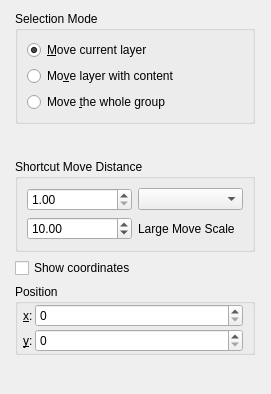
This is plugins/tools/basictools/wdgmovetool.ui in KDE/krita as Qt 5 draws it before an edit. The edited form follows.
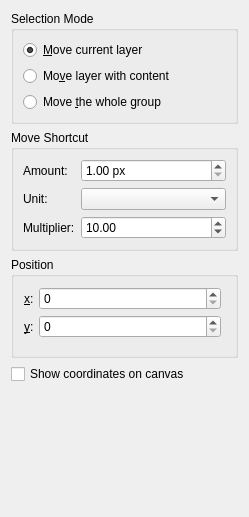
This is the edited form. Custom widgets are drawn as their Qt base class.

Commit message: update the move tool options to have a more flexible and smaller width. also simplified the labels slightly

Diff of the .ui file:
```diff
--- a/plugins/tools/basictools/wdgmovetool.ui
+++ b/plugins/tools/basictools/wdgmovetool.ui
@@ -6,13 +6,19 @@
    <rect>
     <x>0</x>
     <y>0</y>
-    <width>271</width>
-    <height>394</height>
+    <width>245</width>
+    <height>517</height>
    </rect>
   </property>
-  <layout class="QGridLayout" name="gridLayout">
-   <item row="0" column="0">
+  <layout class="QVBoxLayout" name="verticalLayout">
+   <item>
     <widget class="QGroupBox" name="grpSelectionMethod">
+     <property name="minimumSize">
+      <size>
+       <width>221</width>
+       <height>101</height>
+      </size>
+     </property>
      <property name="title">
       <string>Selection Mode</string>
      </property>
@@ -56,36 +62,26 @@
      </layout>
     </widget>
    </item>
-   <item row="1" column="0">
-    <widget class="QWidget" name="SpecialSpacer" native="true"/>
-   </item>
-   <item row="2" column="0">
+   <item>
     <widget class="QGroupBox" name="grpMoveStep">
+     <property name="minimumSize">
+      <size>
+       <width>227</width>
+       <height>91</height>
+      </size>
+     </property>
      <property name="title">
-      <string>Shortcut Move Distance</string>
+      <string>Move Shortcut</string>
      </property>
      <layout class="QGridLayout" name="gridLayout_3">
-      <item row="0" column="0">
-       <widget class="KisDoubleParseSpinBox" name="spinMoveStep">
-        <property name="toolTip">
-         <string>Number of pixels to move after move shortcut keypress.</string>
-        </property>
-        <property name="minimum">
-         <double>1.000000000000000</double>
-        </property>
-        <property name="maximum">
-         <double>100000.000000000000000</double>
-        </property>
-        <property name="value">
-         <double>1.000000000000000</double>
-        </property>
-       </widget>
-      </item>
-      <item row="0" column="1">
-       <widget class="QComboBox" name="cmbUnit"/>
-      </item>
-      <item row="1" column="0">
+      <item row="2" column="1">
        <widget class="KisDoubleParseSpinBox" name="spinMoveScale">
+        <property name="sizePolicy">
+         <sizepolicy hsizetype="Preferred" vsizetype="Fixed">
+          <horstretch>0</horstretch>
+          <verstretch>0</verstretch>
+         </sizepolicy>
+        </property>
         <property name="toolTip">
          <string>When holding shift, move keyboard shortcuts scale up by this amount.</string>
         </property>
@@ -100,38 +96,88 @@
         </property>
        </widget>
       </item>
-      <item row="1" column="1">
+      <item row="2" column="0">
        <widget class="QLabel" name="scaleLabel">
+        <property name="sizePolicy">
+         <sizepolicy hsizetype="Fixed" vsizetype="Preferred">
+          <horstretch>0</horstretch>
+          <verstretch>0</verstretch>
+         </sizepolicy>
+        </property>
         <property name="text">
-         <string>Large Move Scale</string>
+         <string>Multiplier:</string>
+        </property>
+       </widget>
+      </item>
+      <item row="1" column="1">
+       <widget class="QComboBox" name="cmbUnit"/>
+      </item>
+      <item row="0" column="1">
+       <widget class="KisDoubleParseSpinBox" name="spinMoveStep">
+        <property name="sizePolicy">
+         <sizepolicy hsizetype="Preferred" vsizetype="Fixed">
+          <horstretch>0</horstretch>
+          <verstretch>0</verstretch>
+         </sizepolicy>
+        </property>
+        <property name="toolTip">
+         <string>Number of pixels to move after move shortcut keypress.</string>
+        </property>
+        <property name="suffix">
+         <string> px</string>
+        </property>
+        <property name="minimum">
+         <double>1.000000000000000</double>
+        </property>
+        <property name="maximum">
+         <double>100000.000000000000000</double>
+        </property>
+        <property name="value">
+         <double>1.000000000000000</double>
+        </property>
+       </widget>
+      </item>
+      <item row="0" column="0">
+       <widget class="QLabel" name="label">
+        <property name="sizePolicy">
+         <sizepolicy hsizetype="Fixed" vsizetype="Preferred">
+          <horstretch>0</horstretch>
+          <verstretch>0</verstretch>
+         </sizepolicy>
+        </property>
+        <property name="text">
+         <string>Amount:</string>
+        </property>
+       </widget>
+      </item>
+      <item row="1" column="0">
+       <widget class="QLabel" name="label_2">
+        <property name="sizePolicy">
+         <sizepolicy hsizetype="Fixed" vsizetype="Preferred">
+          <horstretch>0</horstretch>
+          <verstretch>0</verstretch>
+         </sizepolicy>
+        </property>
+        <property name="text">
+         <string>Unit:</string>
         </property>
        </widget>
       </item>
      </layout>
     </widget>
    </item>
-   <item row="3" column="0">
-    <widget class="QCheckBox" name="chkShowCoordinates">
-     <property name="toolTip">
-      <string>Show coordinates on canvas</string>
-     </property>
-     <property name="text">
-      <string>Show coordinates</string>
-     </property>
-    </widget>
-   </item>
-   <item row="4" column="0">
+   <item>
     <widget class="QGroupBox" name="moveGroup">
      <property name="sizePolicy">
-      <sizepolicy hsizetype="Fixed" vsizetype="Fixed">
+      <sizepolicy hsizetype="Preferred" vsizetype="Fixed">
        <horstretch>0</horstretch>
        <verstretch>0</verstretch>
       </sizepolicy>
      </property>
      <property name="minimumSize">
       <size>
-       <width>240</width>
-       <height>70</height>
+       <width>100</width>
+       <height>101</height>
       </size>
      </property>
      <property name="title">
@@ -148,13 +194,13 @@
      </property>
      <layout class="QVBoxLayout" name="verticalLayout_11">
       <property name="spacing">
-       <number>2</number>
+       <number>5</number>
       </property>
       <property name="leftMargin">
        <number>5</number>
       </property>
       <property name="topMargin">
-       <number>0</number>
+       <number>5</number>
       </property>
       <property name="bottomMargin">
        <number>0</number>
@@ -164,6 +210,18 @@
         <property name="fieldGrowthPolicy">
          <enum>QFormLayout::AllNonFixedFieldsGrow</enum>
         </property>
+        <property name="leftMargin">
+         <number>5</number>
+        </property>
+        <property name="topMargin">
+         <number>5</number>
+        </property>
+        <property name="rightMargin">
+         <number>5</number>
+        </property>
+        <property name="bottomMargin">
+         <number>5</number>
+        </property>
         <item row="0" column="0">
          <widget class="QLabel" name="label_offsetX">
           <property name="sizePolicy">
@@ -189,7 +247,7 @@
         <item row="0" column="1">
          <widget class="KisIntParseSpinBox" name="translateXBox">
           <property name="sizePolicy">
-           <sizepolicy hsizetype="Minimum" vsizetype="Fixed">
+           <sizepolicy hsizetype="Preferred" vsizetype="Fixed">
             <horstretch>0</horstretch>
             <verstretch>0</verstretch>
            </sizepolicy>
@@ -205,7 +263,7 @@
         <item row="2" column="1">
          <widget class="KisIntParseSpinBox" name="translateYBox">
           <property name="sizePolicy">
-           <sizepolicy hsizetype="Minimum" vsizetype="Fixed">
+           <sizepolicy hsizetype="Preferred" vsizetype="Fixed">
             <horstretch>0</horstretch>
             <verstretch>0</verstretch>
            </sizepolicy>
@@ -239,8 +297,31 @@
      </layout>
     </widget>
    </item>
-   <item row="5" column="0">
-    <widget class="QWidget" name="SpecialSpacer1" native="true"/>
+   <item>
+    <widget class="QCheckBox" name="chkShowCoordinates">
+     <property name="toolTip">
+      <string>Show coordinates on canvas</string>
+     </property>
+     <property name="text">
+      <string>Show coordinates on canvas</string>
+     </property>
+    </widget>
+   </item>
+   <item>
+    <widget class="QWidget" name="SpecialSpacer" native="true"/>
+   </item>
+   <item>
+    <spacer name="verticalSpacer">
+     <property name="orientation">
+      <enum>Qt::Vertical</enum>
+     </property>
+     <property name="sizeHint" stdset="0">
+      <size>
+       <width>20</width>
+       <height>40</height>
+      </size>
+     </property>
+    </spacer>
    </item>
   </layout>
  </widget>
```
